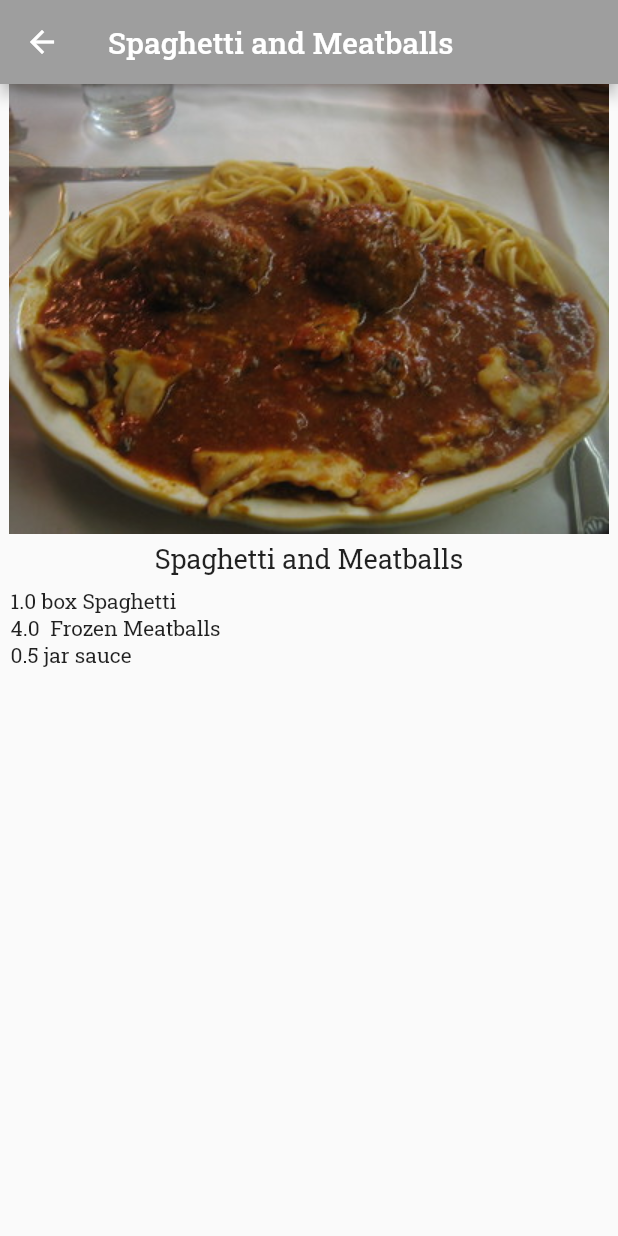
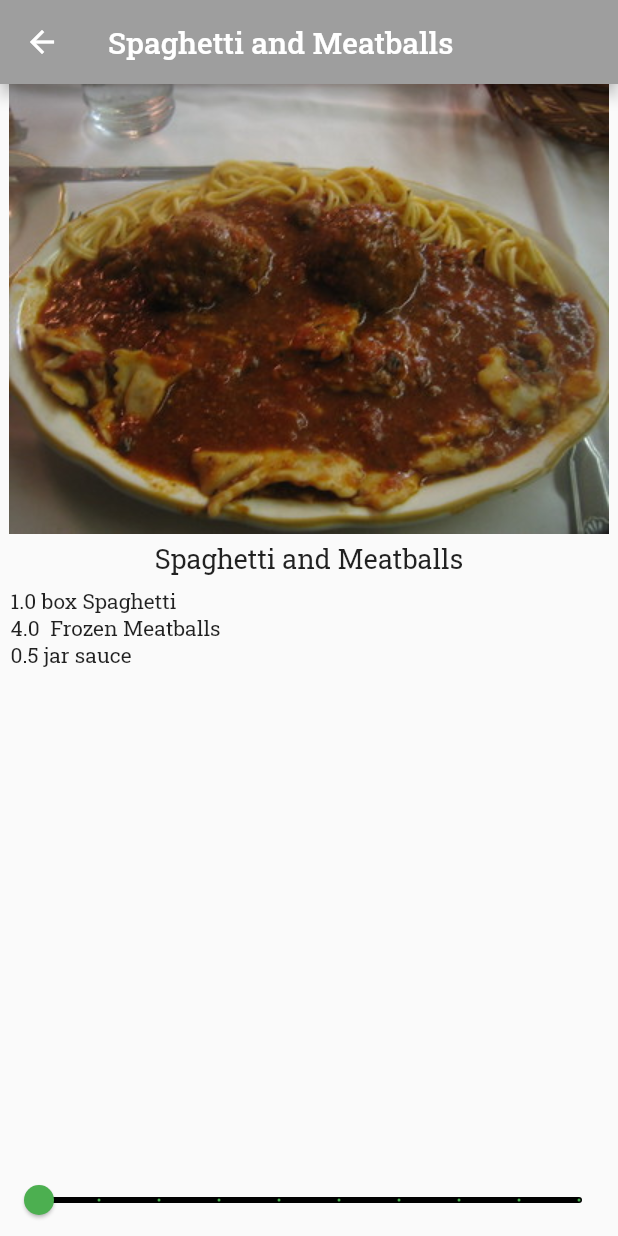
Before and after one commit to MuhammadIbraheem18sw26/Recipes-App, a Flutter app: the screen it shows after launch, after a tap on "Spaghetti and Meatballs", on a phone screen of 412 x 824 dp. Run offline on Flutter 3.47's test engine with Material 2 defaults, Android fonts, the phone set to English and light mode, and no system bars; our stand-ins replace get.

```diff
--- a/lib/screens/recipe_details.dart
+++ b/lib/screens/recipe_details.dart
@@ -12,6 +12,7 @@ class RecipeDetail extends StatefulWidget {
 }
 
 class _RecipeDetailState extends State<RecipeDetail> {
+  int _slideValue = 1;
   Widget build(BuildContext context) {
     var data = Get.arguments;
     return Scaffold(
@@ -50,12 +51,24 @@ class _RecipeDetailState extends State<RecipeDetail> {
                   // 9
                   // TODO: Add ingredient.quantity
                   return Text(
-                      '${ingredient.quantity} ${ingredient.measure} ${ingredient.name}');
+                      '${ingredient.quantity * _slideValue} ${ingredient.measure} ${ingredient.name}');
                 },
               ),
             ),
 
-            // TODO: Add Slider() here
+            Slider(
+                min: 1,
+                max: 10,
+                divisions: 9,
+                label: '${_slideValue * data['servings']} Servings',
+                inactiveColor: Colors.black,
+                activeColor: Colors.green,
+                value: _slideValue.toDouble(),
+                onChanged: (value) {
+                  setState(() {
+                    _slideValue = value.round();
+                  });
+                })
           ],
         ),
       ),
```
